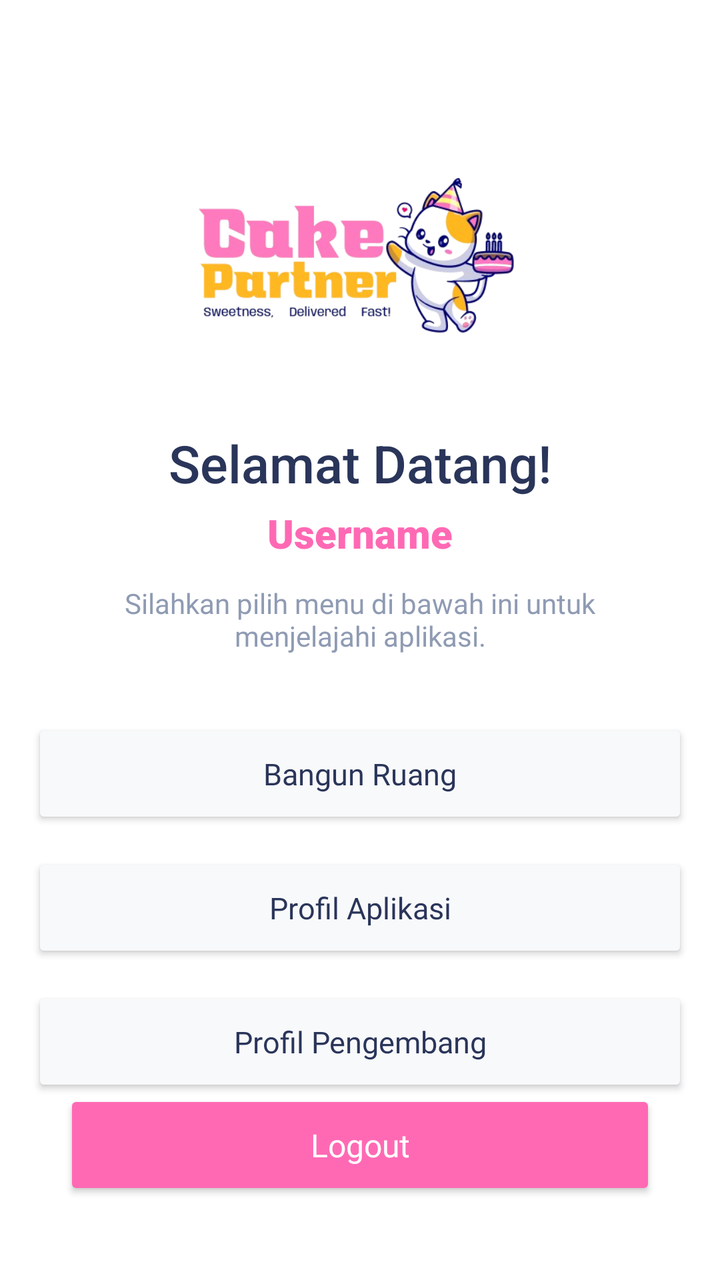
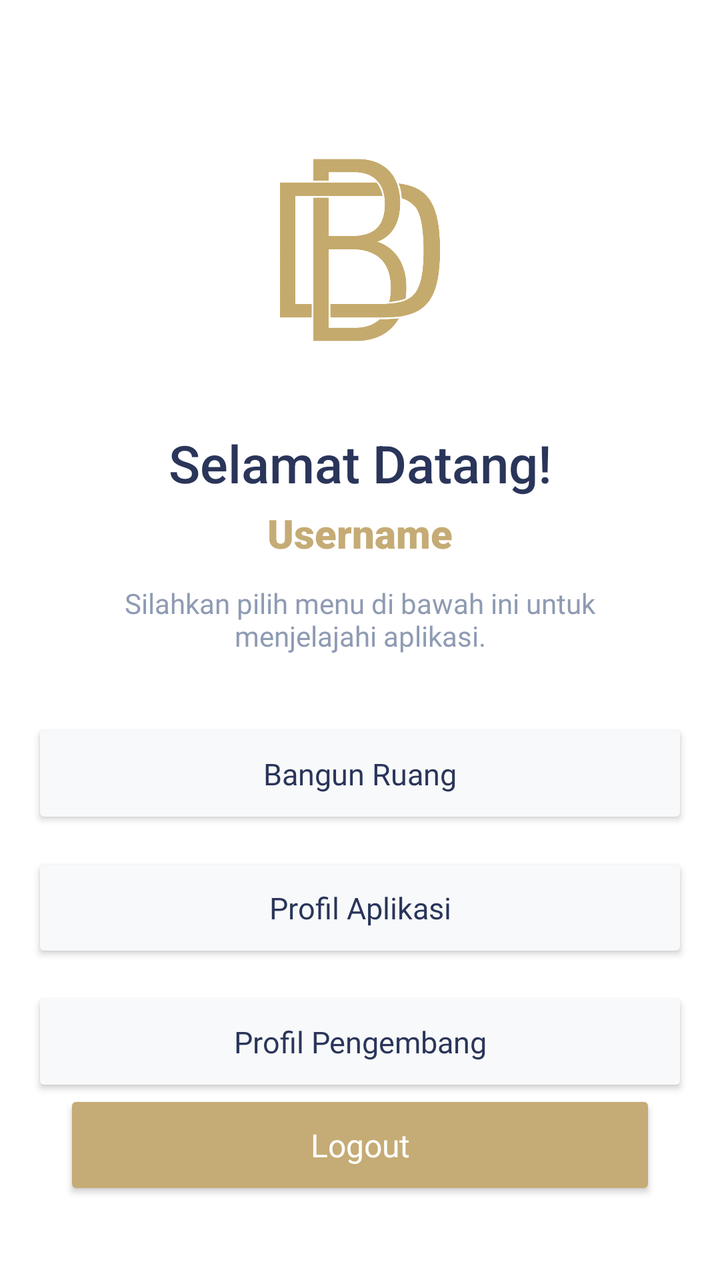

Screens rendered from an Android XML layout before and after an edit, with the pre-edit source and the edit as a unified diff.
<!-- AndroidManifest.xml: application theme Theme.Mersya_queen -->
<!-- res/layout/activity_welcome.xml -->
<?xml version="1.0" encoding="utf-8"?>
<androidx.constraintlayout.widget.ConstraintLayout xmlns:android="http://schemas.android.com/apk/res/android"
    xmlns:app="http://schemas.android.com/apk/res-auto"
    xmlns:tools="http://schemas.android.com/tools"
    android:id="@+id/main"
    android:layout_width="match_parent"
    android:layout_height="match_parent"
    android:background="#FFFFFF"
    tools:context=".tugas3.WelcomeActivity">

    <ImageView
        android:id="@+id/imageViewLogo"
        android:layout_width="180dp"
        android:layout_height="130dp"
        android:layout_marginTop="60dp"
        android:src="@drawable/logo"
        app:layout_constraintEnd_toEndOf="parent"
        app:layout_constraintStart_toStartOf="parent"
        app:layout_constraintTop_toTopOf="parent" />

    <TextView
        android:id="@+id/tvWelcomeHeader"
        android:layout_width="wrap_content"
        android:layout_height="wrap_content"
        android:layout_marginTop="24dp"
        android:fontFamily="sans-serif-medium"
        android:text="Selamat Datang!"
        android:textColor="#2A355A"
        android:textSize="26sp"
        app:layout_constraintEnd_toEndOf="parent"
        app:layout_constraintStart_toStartOf="parent"
        app:layout_constraintTop_toBottomOf="@+id/imageViewLogo" />

    <TextView
        android:id="@+id/tvNamaUser"
        android:layout_width="wrap_content"
        android:layout_height="wrap_content"
        android:layout_marginTop="4dp"
        android:fontFamily="sans-serif-black"
        android:text="Username"
        android:textColor="#FF69B4"
        android:textSize="20sp"
        android:textStyle="bold"
        app:layout_constraintEnd_toEndOf="parent"
        app:layout_constraintStart_toStartOf="parent"
        app:layout_constraintTop_toBottomOf="@+id/tvWelcomeHeader" />

    <TextView
        android:id="@+id/tvDescription"
        android:layout_width="0dp"
        android:layout_height="wrap_content"
        android:layout_marginHorizontal="40dp"
        android:layout_marginTop="12dp"
        android:gravity="center"
        android:fontFamily="@font/poppins"
        android:text="Silahkan pilih menu di bawah ini untuk menjelajahi aplikasi."
        android:textColor="#8F9BB3"
        android:textSize="14sp"
        app:layout_constraintEnd_toEndOf="parent"
        app:layout_constraintStart_toStartOf="parent"
        app:layout_constraintTop_toBottomOf="@+id/tvNamaUser" />

    <LinearLayout
        android:id="@+id/layoutMenu"
        android:layout_width="match_parent"
        android:layout_height="wrap_content"
        android:layout_marginTop="32dp"
        android:layout_marginHorizontal="16dp"
        android:gravity="center"
        android:orientation="vertical"
        app:layout_constraintTop_toBottomOf="@+id/tvDescription">

        <Button
            android:id="@+id/btnBangunRuang"
            android:layout_width="match_parent"
            android:layout_height="55dp"
            android:layout_marginBottom="12dp"
            android:backgroundTint="#F8F9FA"
            android:fontFamily="@font/poppins"
            android:text="Bangun Ruang"
            android:textAllCaps="false"
            android:textColor="#2A355A"
            android:textSize="15sp"
            app:cornerRadius="12dp"
            app:strokeColor="#E4E7EB"
            app:strokeWidth="1dp" />

        <Button
            android:id="@+id/btnProfilAplikasi"
            android:layout_width="match_parent"
            android:layout_height="55dp"
            android:layout_marginBottom="12dp"
            android:backgroundTint="#F8F9FA"
            android:fontFamily="@font/poppins"
            android:text="Profil Aplikasi"
            android:textAllCaps="false"
            android:textColor="#2A355A"
            android:textSize="15sp"
            app:cornerRadius="12dp"
            app:strokeColor="#E4E7EB"
            app:strokeWidth="1dp" />

        <Button
            android:id="@+id/btnProfilPengembang"
            android:layout_width="match_parent"
            android:layout_height="55dp"
            android:backgroundTint="#F8F9FA"
            android:text="Profil Pengembang"
            android:fontFamily="@font/poppins"
            android:textAllCaps="false"
            android:textColor="#2A355A"
            android:textSize="15sp"
            app:cornerRadius="12dp"
            app:strokeColor="#E4E7EB"
            app:strokeWidth="1dp" />

    </LinearLayout>

    <Button
        android:id="@+id/btnLogout"
        android:layout_width="0dp"
        android:layout_height="55dp"
        android:layout_marginHorizontal="32dp"
        android:layout_marginBottom="40dp"
        android:backgroundTint="#FF69B4"
        android:fontFamily="@font/poppins"
        android:text="Logout"
        android:textAllCaps="false"
        android:textColor="#FFFFFF"
        android:textSize="16sp"
        app:cornerRadius="8dp"
        app:layout_constraintBottom_toBottomOf="parent"
        app:layout_constraintEnd_toEndOf="parent"
        app:layout_constraintStart_toStartOf="parent" />

</androidx.constraintlayout.widget.ConstraintLayout>
<!-- resources referenced by this layout -->
<resources>
  <!-- drawable logo: png bitmap (drawable, 86319 bytes) -->
  <style name="Theme.Mersya_queen" parent="Base.Theme.Mersya_queen" />
  <style name="Base.Theme.Mersya_queen" parent="Theme.Material3.DayNight.NoActionBar">
          
          
      </style>
</resources>

<!-- the commit's change to res/layout/activity_welcome.xml (unified diff, before → after) -->
@@ -38,7 +38,7 @@
         android:layout_marginTop="4dp"
         android:fontFamily="sans-serif-black"
         android:text="Username"
-        android:textColor="#FF69B4"
+        android:textColor="#C5AB75"
         android:textSize="20sp"
         android:textStyle="bold"
         app:layout_constraintEnd_toEndOf="parent"
@@ -122,7 +122,7 @@
         android:layout_height="55dp"
         android:layout_marginHorizontal="32dp"
         android:layout_marginBottom="40dp"
-        android:backgroundTint="#FF69B4"
+        android:backgroundTint="#C5AB75"
         android:fontFamily="@font/poppins"
         android:text="Logout"
         android:textAllCaps="false"
<!-- resource entries referenced after the edit -->
@@ -1,6 +1,6 @@
 <!-- resources referenced by this layout -->
 <resources>
-  <!-- drawable logo: png bitmap (drawable, 86319 bytes) -->
+  <!-- drawable logo: png bitmap (drawable, 72031 bytes) -->
   <style name="Theme.Mersya_queen" parent="Base.Theme.Mersya_queen" />
   <style name="Base.Theme.Mersya_queen" parent="Theme.Material3.DayNight.NoActionBar">
           
